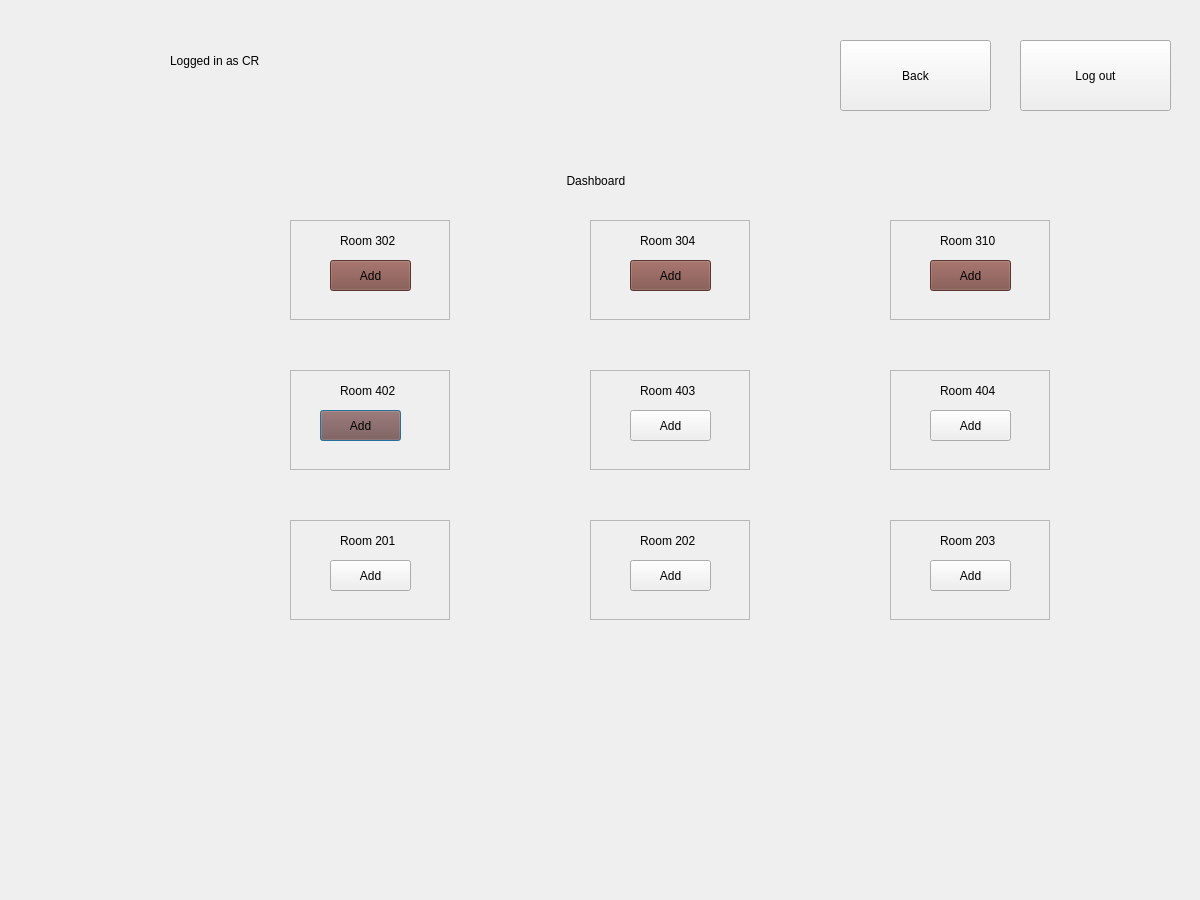
Qt form crsearchclass.ui (prazzx/Kakshya) before a commit.
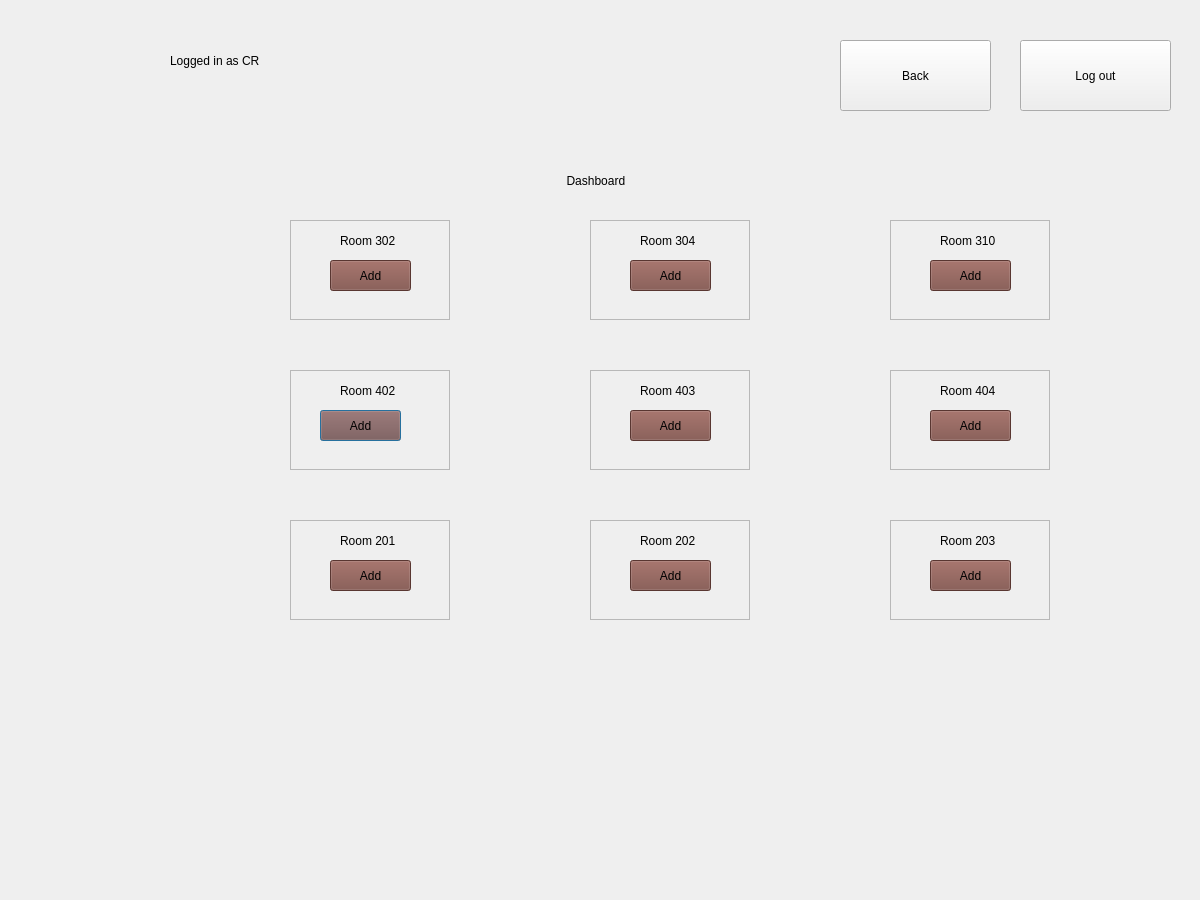
The same form after that commit.

```diff
--- a/crsearchclass.ui
+++ b/crsearchclass.ui
@@ -109,6 +109,10 @@
       <height>31</height>
      </rect>
     </property>
+    <property name="styleSheet">
+     <string notr="true">background-color: rgb(125, 76, 68);
+</string>
+    </property>
     <property name="text">
      <string>Add</string>
     </property>
@@ -177,6 +181,10 @@
       <height>31</height>
      </rect>
     </property>
+    <property name="styleSheet">
+     <string notr="true">background-color: rgb(125, 76, 68);
+</string>
+    </property>
     <property name="text">
      <string>Add</string>
     </property>
@@ -311,6 +319,10 @@
       <height>31</height>
      </rect>
     </property>
+    <property name="styleSheet">
+     <string notr="true">background-color: rgb(125, 76, 68);
+</string>
+    </property>
     <property name="text">
      <string>Add</string>
     </property>
@@ -412,6 +424,10 @@
       <height>31</height>
      </rect>
     </property>
+    <property name="styleSheet">
+     <string notr="true">background-color: rgb(125, 76, 68);
+</string>
+    </property>
     <property name="text">
      <string>Add</string>
     </property>
@@ -454,6 +470,10 @@
       <height>31</height>
      </rect>
     </property>
+    <property name="styleSheet">
+     <string notr="true">background-color: rgb(125, 76, 68);
+</string>
+    </property>
     <property name="text">
      <string>Add</string>
     </property>
```
